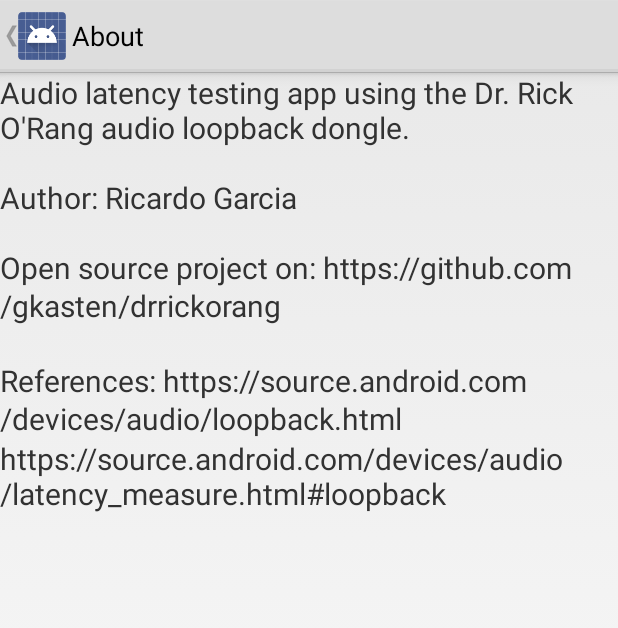
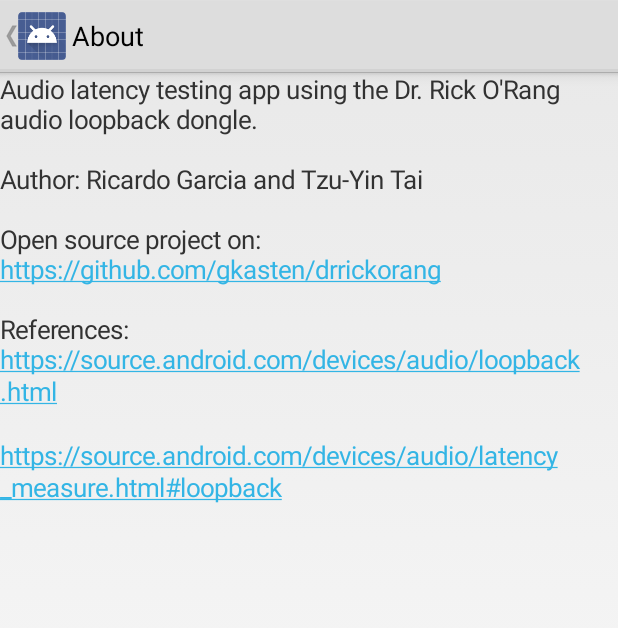
Before and after one commit to gkasten/drrickorang, an Android app: the AboutActivity screen opened directly, with no data from a screen before it, on a phone screen of 412 x 824 dp. Shown: the top 628 px of the screen. Run offline under Robolectric (Android 15) with nearby library versions, the phone set to English and light mode, and no system bars.

Commit message:
Add hyperlinks in About page

```diff
--- a/LoopbackApp/app/src/main/java/org/drrickorang/loopback/AboutActivity.java
+++ b/LoopbackApp/app/src/main/java/org/drrickorang/loopback/AboutActivity.java
@@ -3,6 +3,8 @@ package org.drrickorang.loopback;
 import android.app.Activity;
 import android.content.Intent;
 import android.os.Bundle;
+import android.text.Html;
+import android.text.method.LinkMovementMethod;
 import android.widget.TextView;
 
 /**
@@ -14,18 +16,35 @@ public class AboutActivity extends Activity {
         super.onCreate(savedInstanceState);
 
         Intent intent = getIntent();
-        String message = "Audio latency testing app using the Dr. Rick O'Rang audio loopback dongle.\n\n" +
-                         "Author: Ricardo Garcia\n\n" +
-                         "Open source project on: https://github.com/gkasten/drrickorang\n\n" +
-                         "References: https://source.android.com/devices/audio/loopback.html\n" +
-                         "https://source.android.com/devices/audio/latency_measure.html#loopback";
+        String message1 = "Audio latency testing app using the Dr. Rick O'Rang audio loopback dongle.\n\n" +
+                          "Author: Ricardo Garcia and Tzu-Yin Tai\n\n" +
+                          "Open source project on:\n";
+
+        String message2 = "https://github.com/gkasten/drrickorang\n\n";
+                          //"References:\n" +
+                          //"https://source.android.com/devices/audio/loopback.html\n" +
+                          //"https://source.android.com/devices/audio/latency_measure.html#loopback";
 
         // Create the text view
-        TextView textView = new TextView(this);
-        textView.setTextSize(20);
-        textView.setText(message);
+        //TextView textView = new TextView(this);
+        //TextView t2 = (TextView) findViewById(R.id.text2);
+        //t2.setTextSize(15);
+        //t2.setMovementMethod(LinkMovementMethod.getInstance());
+
+        //textView.setText(message1 + message2);
+        TextView t3 = new TextView(this);
+        t3.setTextSize(17);
+        t3.setText(Html.fromHtml("Audio latency testing app using the Dr. Rick O'Rang audio loopback dongle." + "<br />" + "<br />" +
+                                 "Author: Ricardo Garcia and Tzu-Yin Tai" + "<br />" + "<br />" +
+                                 "Open source project on:" + "<br />" +
+                                 "<a href=\"https://github.com/gkasten/drrickorang\">https://github.com/gkasten/drrickorang</a>" + "<br />" + "<br />" +
+                                 "References:" + "<br />" +
+                                 "<a href=\"https://source.android.com/devices/audio/loopback.html\">https://source.android.com/devices/audio/loopback.html</a>" + "<br />" + "<br />" +
+                                 "<a href=\"https://source.android.com/devices/audio/latency_measure.html#loopback\">https://source.android.com/devices/audio/latency_measure.html#loopback</a>"+
+                                 "<br />" + "<br />"));
+        t3.setMovementMethod(LinkMovementMethod.getInstance());
 
         // Set the text view as the activity layout
-        setContentView(textView);
+        setContentView(t3);
     }
 }
```
